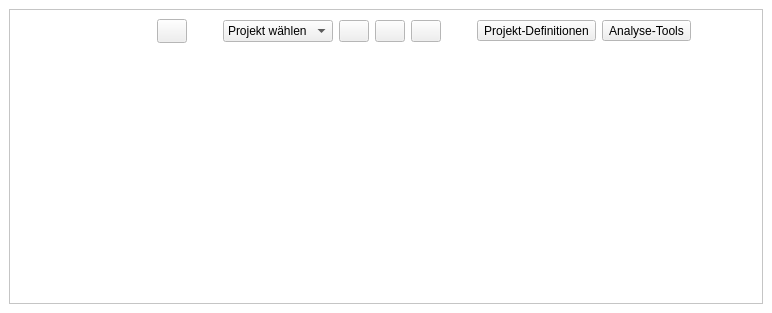
This is projektcheck/ui/ProjektCheck_dockwidget_base.ui in projektcheck/ProjektCheck-QGIS as Qt 5 draws it before an edit. The edited form follows.
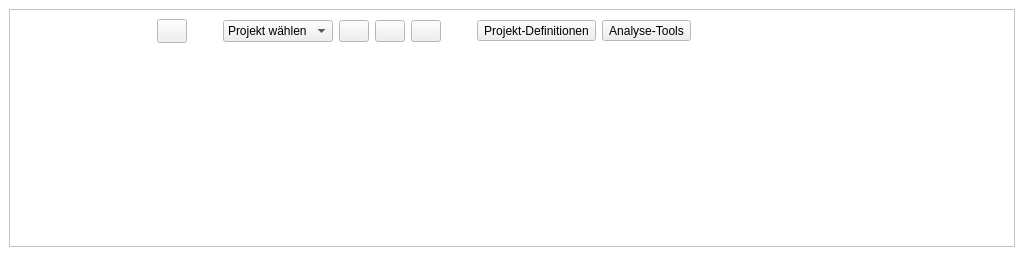
This is the edited form. Icons and pictures are not drawn.

Commit message: gradient / fading out improvements and variations of banner; minor changes and improvements, regarding minimum sizes dockwidget etc...

Diff of the .ui file:
```diff
--- a/projektcheck/ui/ProjektCheck_dockwidget_base.ui
+++ b/projektcheck/ui/ProjektCheck_dockwidget_base.ui
@@ -6,8 +6,8 @@
    <rect>
     <x>0</x>
     <y>0</y>
-    <width>772</width>
-    <height>313</height>
+    <width>1024</width>
+    <height>256</height>
    </rect>
   </property>
   <property name="sizePolicy">
@@ -16,6 +16,12 @@
     <verstretch>0</verstretch>
    </sizepolicy>
   </property>
+  <property name="minimumSize">
+   <size>
+    <width>690</width>
+    <height>96</height>
+   </size>
+  </property>
   <property name="palette">
    <palette>
     <active>
```
Left out of the diff: 2 changed lines with no effect on the pictures. The commit also changes 6 other files.
